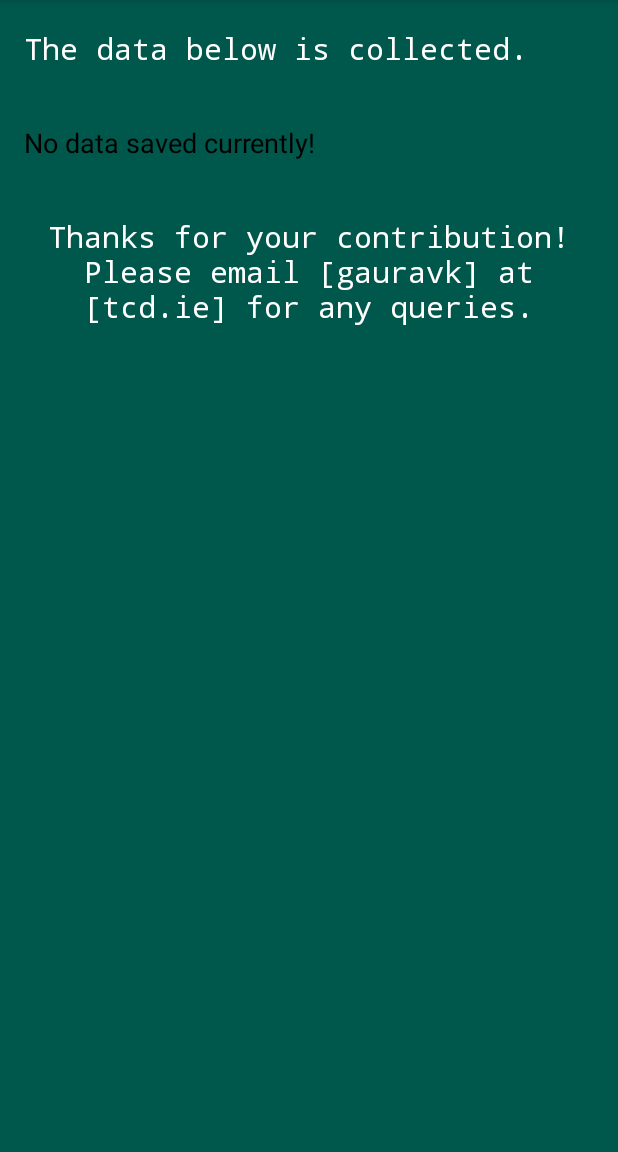
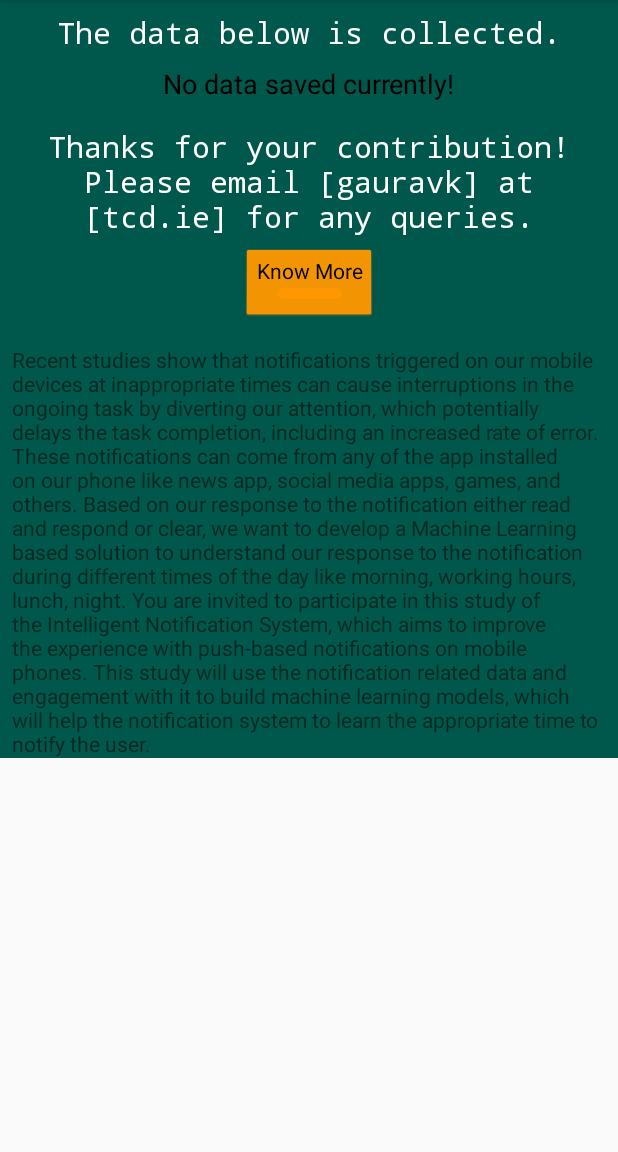
Before and after one commit to kulgaurav/NotificationLogger, an Android app: the screen it shows after launch once a user with an empty profile is signed in (MainActivity), on a phone screen of 412 x 824 dp, the part 84-1236 px from its top. Run offline under Robolectric (Android 15) with nearby library versions, the phone set to English and light mode, and no system bars; our stand-ins replace Firebase (no records; nobody signed in at launch, a user with empty details on screens opened directly).

```diff
--- a/app/build.gradle
+++ b/app/build.gradle
@@ -32,6 +32,7 @@ dependencies {
     implementation 'com.google.firebase:firebase-database:19.2.0'
     implementation 'com.google.firebase:firebase-auth:19.2.0'
     implementation 'com.google.firebase:firebase-firestore:21.3.1'
+
 }
 
 apply plugin: 'com.google.gms.google-services'
--- a/app/src/main/java/com/example/notificationloger/MainActivity.java
+++ b/app/src/main/java/com/example/notificationloger/MainActivity.java
@@ -18,8 +18,11 @@ import android.os.Bundle;
 import android.provider.Settings;
 import android.text.TextUtils;
 import android.util.Log;
+import android.view.View;
+import android.widget.CompoundButton;
 import android.widget.TextView;
 import android.widget.Toast;
+import android.widget.ToggleButton;
 
 import androidx.annotation.NonNull;
 import androidx.annotation.Nullable;
@@ -50,6 +53,7 @@ public class MainActivity extends AppCompatActivity implements GoogleApiClient.C
 
     private static final int REQUEST_CODE = 200;
     private TextView tv_current_data;
+    private TextView tv_know_more;
     private DataCollectBroadcastReceiver dataCollectBroadcastReceiver;
 
     public GoogleApiClient mApiClient;
@@ -66,6 +70,18 @@ public class MainActivity extends AppCompatActivity implements GoogleApiClient.C
         SharedPreferences pref = getApplicationContext().getSharedPreferences(UtilsAndConst.SHARED_PREF_LOGGER, 0); // 0 - for private mode
         userEmail = pref.getString(UtilsAndConst.USER_EMAIL, null);
         initServices();
+        tv_know_more = findViewById(R.id.txt_know_more);
+        ToggleButton toggle =  findViewById(R.id.btn_know_more);
+        toggle.setOnCheckedChangeListener(new CompoundButton.OnCheckedChangeListener() {
+            public void onCheckedChanged(CompoundButton buttonView, boolean isChecked) {
+                if (isChecked) {
+                    tv_know_more.setVisibility(View.VISIBLE);
+                } else {
+                    tv_know_more.setVisibility(View.INVISIBLE);
+                }
+            }
+        });
+
     }
 
     private void initServices(){
@@ -83,7 +99,12 @@ public class MainActivity extends AppCompatActivity implements GoogleApiClient.C
         dataCollectBroadcastReceiver = new DataCollectBroadcastReceiver();
         IntentFilter intentFilter = new IntentFilter();
         intentFilter.addAction(UtilsAndConst.INTENT_ACTION);
-        registerReceiver(dataCollectBroadcastReceiver,intentFilter);
+        try {
+            registerReceiver(dataCollectBroadcastReceiver, intentFilter);
+        }
+        catch (Exception e){
+            System.out.println("Already registered!");
+        }
         startService(new Intent(this, NotificationCollectorMonitorService.class));
 
         //Set up GoogleApiClient for Activity Recognition
@@ -105,7 +126,7 @@ public class MainActivity extends AppCompatActivity implements GoogleApiClient.C
     @Override
     protected void onDestroy() {
         super.onDestroy();
-        unregisterReceiver(dataCollectBroadcastReceiver);
+        //unregisterReceiver(dataCollectBroadcastReceiver);
     }
 
     /*
--- a/app/src/main/res/layout/activity_main.xml
+++ b/app/src/main/res/layout/activity_main.xml
@@ -1,52 +1,91 @@
 <?xml version="1.0" encoding="utf-8"?>
-<LinearLayout
-    xmlns:android="http://schemas.android.com/apk/res/android"
-    android:layout_height="match_parent"
+<androidx.constraintlayout.widget.ConstraintLayout xmlns:android="http://schemas.android.com/apk/res/android"
+    xmlns:app="http://schemas.android.com/apk/res-auto"
+    xmlns:tools="http://schemas.android.com/tools"
+    android:id="@+id/linearLayout"
     android:layout_width="match_parent"
-    android:orientation="vertical"
+    android:scrollbars = "vertical"
+    android:layout_height="wrap_content"
     android:background="@color/colorPrimaryDark">
 
     <TextView
+        android:id="@+id/tv_data_collection_description"
         android:layout_width="wrap_content"
         android:layout_height="wrap_content"
+        android:layout_marginStart="8dp"
+        android:layout_marginTop="8dp"
+        android:layout_marginEnd="8dp"
         android:text="@string/data_collection_description"
-        android:id="@+id/tv_data_collection_description"
         android:textColor="@color/colorWhite"
-        android:layout_marginTop="18.5dp"
-        android:layout_marginRight="16dp"
-        android:layout_marginLeft="16dp"
-        android:layout_marginBottom="18dp"
         android:textSize="20sp"
         android:typeface="monospace"
-        />
+        app:layout_constraintEnd_toEndOf="parent"
+        app:layout_constraintStart_toStartOf="parent"
+        app:layout_constraintTop_toTopOf="parent" />
 
     <TextView
+        android:id="@+id/tv_show_data"
         android:layout_width="wrap_content"
         android:layout_height="wrap_content"
+        android:layout_marginStart="8dp"
+        android:layout_marginTop="8dp"
+        android:layout_marginEnd="8dp"
         android:text="@string/notification_logo"
-        android:id="@+id/tv_show_data"
         android:textColor="@color/colorBlack"
-        android:layout_marginTop="18.5dp"
-        android:layout_marginRight="16dp"
-        android:layout_marginLeft="16dp"
-        android:layout_marginBottom="18dp"
         android:textSize="18sp"
         android:typeface="normal"
-        />
+        app:layout_constraintEnd_toEndOf="parent"
+        app:layout_constraintStart_toStartOf="parent"
+        app:layout_constraintTop_toBottomOf="@+id/tv_data_collection_description" />
 
     <TextView
         android:id="@+id/tv_data_thanks"
-        android:layout_width="wrap_content"
+        android:layout_width="0dp"
         android:layout_height="wrap_content"
-        android:layout_marginLeft="16dp"
-        android:layout_marginTop="18.5dp"
-        android:layout_marginRight="16dp"
-        android:layout_marginBottom="18dp"
+        android:layout_marginStart="8dp"
+        android:layout_marginTop="16dp"
+        android:layout_marginEnd="8dp"
         android:text="@string/data_thanks"
         android:textAlignment="center"
         android:textColor="@color/colorWhite"
         android:textSize="20sp"
-        android:typeface="monospace" />
+        android:typeface="monospace"
+        app:layout_constraintEnd_toEndOf="parent"
+        app:layout_constraintStart_toStartOf="parent"
+        app:layout_constraintTop_toBottomOf="@+id/tv_show_data" />
+
+    <ToggleButton
+        android:id="@+id/btn_know_more"
+        style="@android:style/Widget.Button.Toggle"
+        android:layout_width="wrap_content"
+        android:layout_height="wrap_content"
+        android:layout_marginStart="8dp"
+        android:layout_marginTop="8dp"
+        android:layout_marginEnd="8dp"
+        android:backgroundTint="#FF9800"
+        android:text="Know More"
+        android:textOff="Know More"
+        android:textOn="Know Less"
+        app:layout_constraintEnd_toEndOf="parent"
+        app:layout_constraintStart_toStartOf="parent"
+        app:layout_constraintTop_toBottomOf="@+id/tv_data_thanks" />
 
 
-</LinearLayout>
+    <TextView
+        android:id="@+id/txt_know_more"
+        android:layout_width="match_parent"
+        android:layout_height="wrap_content"
+        android:scrollbars="vertical"
+        android:layout_marginStart="8dp"
+        android:layout_marginTop="16dp"
+        android:layout_marginEnd="8dp"
+        android:ems="10"
+        android:gravity="fill"
+        app:layout_constraintEnd_toEndOf="parent"
+        app:layout_constraintStart_toStartOf="parent"
+        app:layout_constraintTop_toBottomOf="@+id/btn_know_more"
+
+        android:text="@string/big_know_more"/>
+
+
+</androidx.constraintlayout.widget.ConstraintLayout>
--- a/app/src/main/res/values/strings.xml
+++ b/app/src/main/res/values/strings.xml
@@ -14,4 +14,17 @@
     <string name="notification_listener_service_explanation">"For this app to work you need to enable the Notification Listener Service. Enable it now?"</string>
     <string name="yes">Yes</string>
     <string name="no">No</string>
+
+    <string name="big_know_more">Recent studies show that notifications triggered on our mobile devices at inappropriate times
+can cause interruptions in the ongoing task by diverting our attention, which potentially
+delays the task completion, including an increased rate of error. These notifications can come
+from any of the app installed on our phone like news app, social media apps, games, and
+others.
+Based on our response to the notification either read and respond or clear, we want to
+develop a Machine Learning based solution to understand our response to the notification
+during different times of the day like morning, working hours, lunch, night.
+You are invited to participate in this study of the Intelligent Notification System, which aims
+to improve the experience with push-based notifications on mobile phones. This study will
+use the notification related data and engagement with it to build machine learning models,
+which will help the notification system to learn the appropriate time to notify the user.</string>
 </resources>
```
